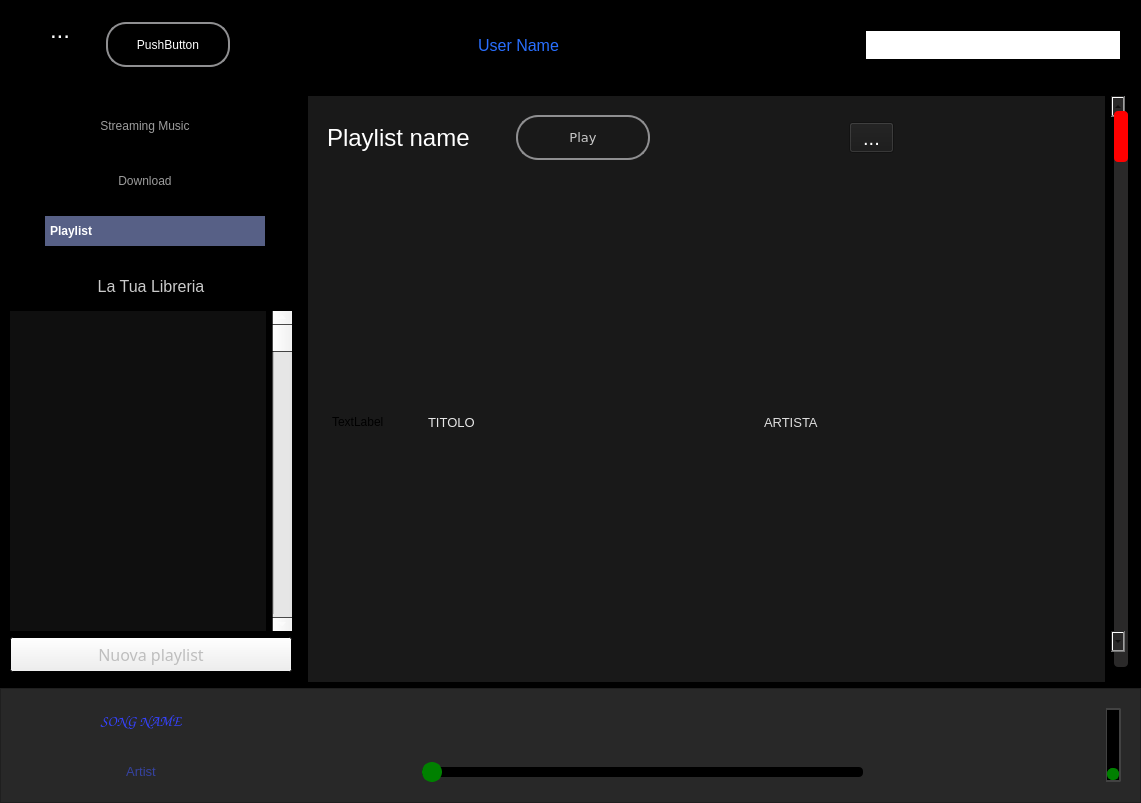
Above: gui/gui_main_player.ui from kekfic/mytunefy before the change. Below: the same form after it.
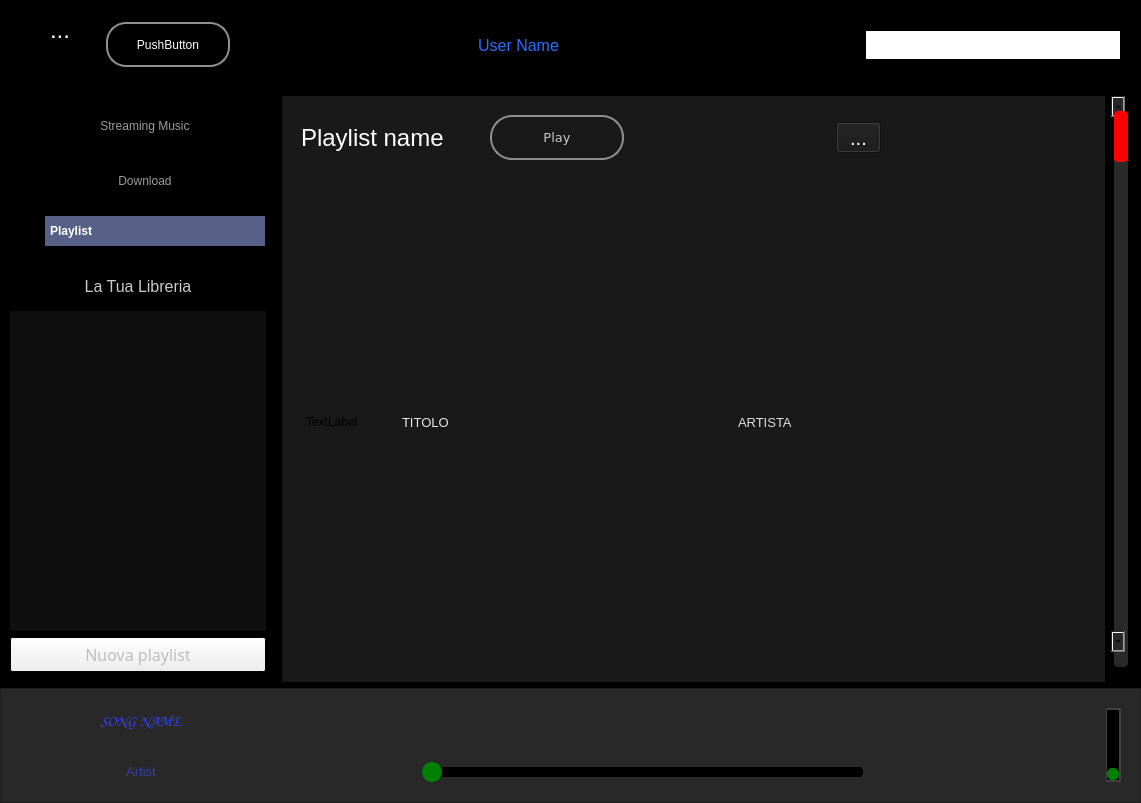
That is the form after the change. Icons and pictures are not drawn.

The edit to the form file:
```diff
--- a/gui/gui_main_player.ui
+++ b/gui/gui_main_player.ui
@@ -1331,22 +1331,6 @@
             </property>
            </widget>
           </item>
-          <item>
-           <widget class="QScrollBar" name="verticalScrollBar">
-            <property name="minimumSize">
-             <size>
-              <width>20</width>
-              <height>300</height>
-             </size>
-            </property>
-            <property name="styleSheet">
-             <string notr="true"/>
-            </property>
-            <property name="orientation">
-             <enum>Qt::Vertical</enum>
-            </property>
-           </widget>
-          </item>
          </layout>
         </item>
         <item>
```
Left out of the diff: 29 changed lines with no effect on the pictures.
